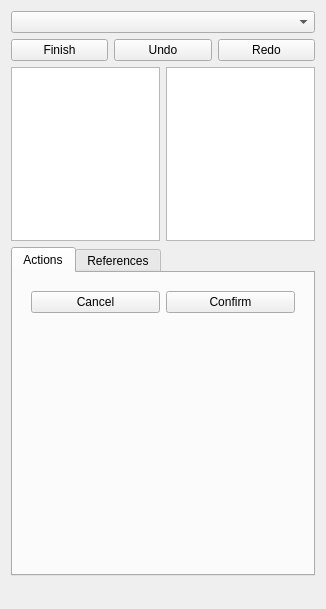
This is OsteotomyPlanner/Resources/UI/OsteotomyPlanner.ui in KitwareMedical/OsteotomyPlanner as Qt 5 draws it before an edit. The edited form follows.
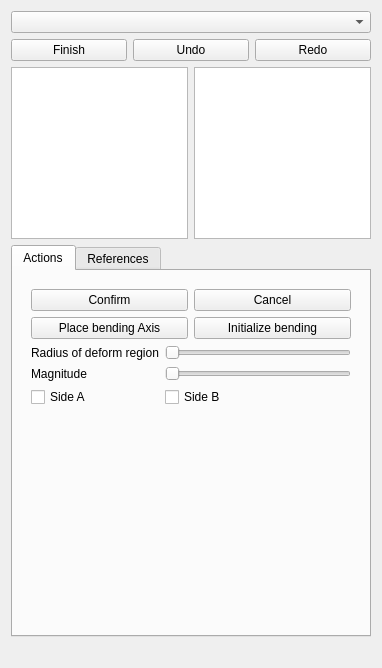
This is the edited form. The open tabs and pages were chosen to show the change. Custom widgets are drawn as their Qt base class.

Commit message: ENH: Add distance metrics table, pointdata and bending op skeleton

```diff
--- a/OsteotomyPlanner/Resources/UI/OsteotomyPlanner.ui
+++ b/OsteotomyPlanner/Resources/UI/OsteotomyPlanner.ui
@@ -6,8 +6,8 @@
    <rect>
     <x>0</x>
     <y>0</y>
-    <width>326</width>
-    <height>609</height>
+    <width>382</width>
+    <height>668</height>
    </rect>
   </property>
   <property name="styleSheet">
@@ -202,6 +202,105 @@
            </item>
           </layout>
          </widget>
+         <widget class="QWidget" name="BendWidget">
+          <layout class="QVBoxLayout" name="verticalLayout_9">
+           <item>
+            <layout class="QHBoxLayout" name="horizontalLayout_8">
+             <item>
+              <widget class="QPushButton" name="BendConfirmButton">
+               <property name="text">
+                <string>Confirm</string>
+               </property>
+              </widget>
+             </item>
+             <item>
+              <widget class="QPushButton" name="BendCancelButton">
+               <property name="text">
+                <string>Cancel</string>
+               </property>
+              </widget>
+             </item>
+            </layout>
+           </item>
+           <item>
+            <layout class="QHBoxLayout" name="horizontalLayout_12">
+             <item>
+              <widget class="QPushButton" name="BendPlaceAxisButton">
+               <property name="text">
+                <string>Place bending Axis</string>
+               </property>
+              </widget>
+             </item>
+             <item>
+              <widget class="QPushButton" name="BendInitializeButton">
+               <property name="text">
+                <string>Initialize bending</string>
+               </property>
+              </widget>
+             </item>
+            </layout>
+           </item>
+           <item>
+            <layout class="QGridLayout" name="gridLayout">
+             <item row="0" column="0">
+              <widget class="QLabel" name="label_3">
+               <property name="text">
+                <string>Radius of deform region</string>
+               </property>
+              </widget>
+             </item>
+             <item row="0" column="1">
+              <widget class="QSlider" name="BendRadiusHorizontalSlider">
+               <property name="orientation">
+                <enum>Qt::Horizontal</enum>
+               </property>
+              </widget>
+             </item>
+             <item row="1" column="0">
+              <widget class="QLabel" name="BendMagnitudeLabel">
+               <property name="text">
+                <string>Magnitude</string>
+               </property>
+              </widget>
+             </item>
+             <item row="1" column="1">
+              <widget class="QSlider" name="BendMagnitudeSlider">
+               <property name="orientation">
+                <enum>Qt::Horizontal</enum>
+               </property>
+              </widget>
+             </item>
+             <item row="2" column="0">
+              <widget class="QCheckBox" name="BendSideACheckBox">
+               <property name="text">
+                <string>Side A</string>
+               </property>
+              </widget>
+             </item>
+             <item row="2" column="1">
+              <widget class="QCheckBox" name="BendSideBCheckBox">
+               <property name="text">
+                <string>Side B</string>
+               </property>
+              </widget>
+             </item>
+            </layout>
+           </item>
+           <item>
+            <spacer name="verticalSpacer_7">
+             <property name="orientation">
+              <enum>Qt::Vertical</enum>
+             </property>
+             <property name="sizeHint" stdset="0">
+              <size>
+               <width>20</width>
+               <height>208</height>
+              </size>
+             </property>
+            </spacer>
+           </item>
+          </layout>
+         </widget>
          <widget class="QWidget" name="RemoveWidget">
           <layout class="QVBoxLayout" name="verticalLayout_6">
            <item>
```
Left out of the diff: 22 changed lines with no effect on the pictures. The commit also changes 1 other file.
